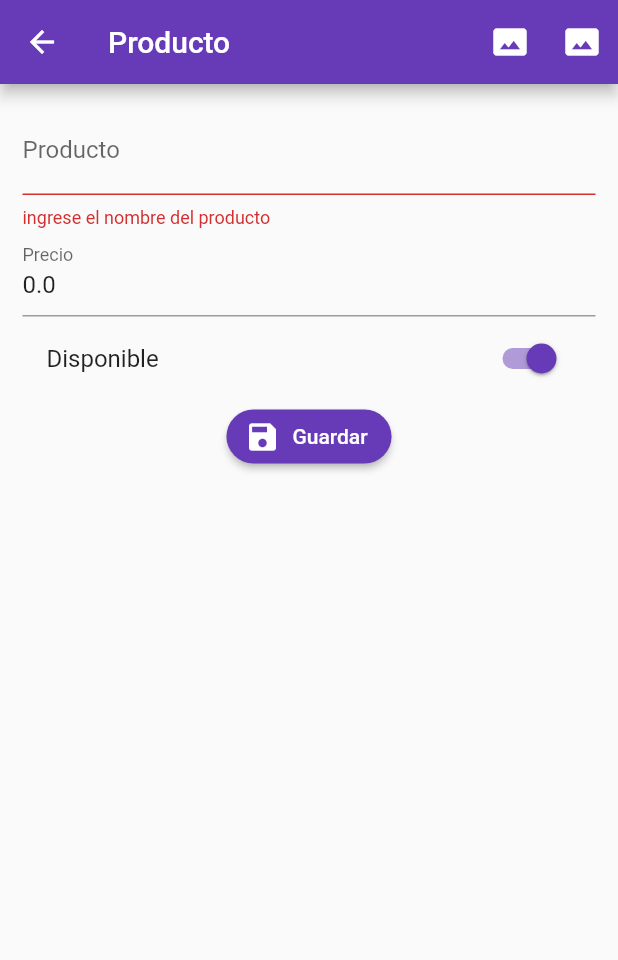
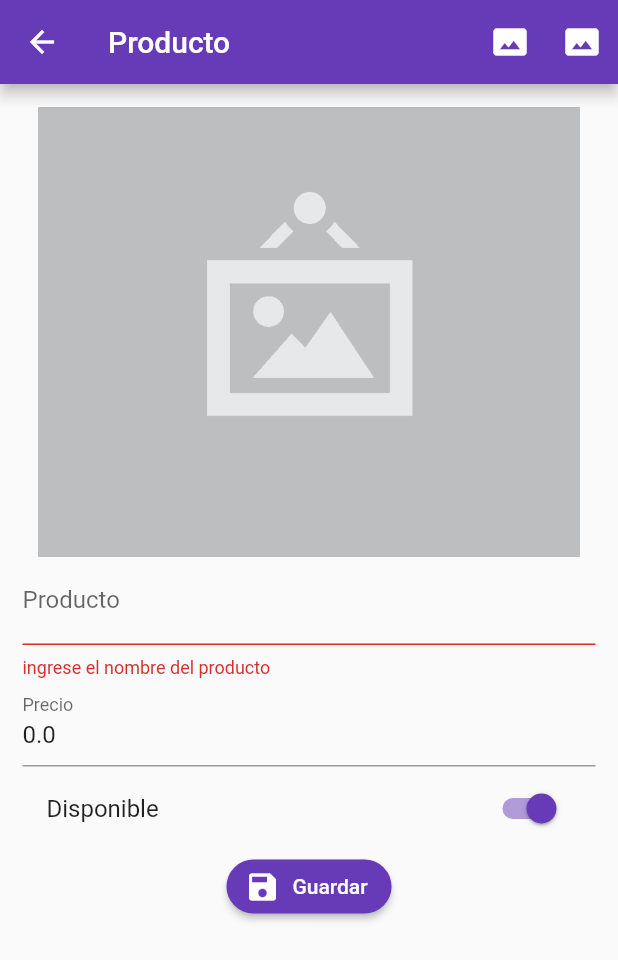
Before and after one commit to tomasrpita/flutter-crud-firebabe, a Flutter app: the ProductPage screen opened by its route, after a tap on "Guardar", after a tap on the "photo size select actual" icon, on a phone screen of 412 x 824 dp. Shown: the top 960 px of the screen. Run offline on Flutter 3.47's test engine with Material 2 defaults, Android fonts, the phone set to English and light mode, and no system bars; our stand-ins replace image_picker, rxdart; network calls fail.

Commit message:
Agrega Seleccionar y Tomar Fotografia)

```diff
--- a/lib/src/models/producto_model.dart
+++ b/lib/src/models/producto_model.dart
@@ -33,7 +33,7 @@ class ProductoModel {
       );
 
   Map<String, dynamic> toJson() => {
-        "id": id,
+        // "id": id,
         "titulo": titulo,
         "valor": valor,
         "disponible": disponible,
--- a/lib/src/pages/produdcto_page.dart
+++ b/lib/src/pages/produdcto_page.dart
@@ -1,7 +1,10 @@
+import 'dart:io';
+
 import 'package:crudfirebase/src/provider/productos_provider.dart';
 import 'package:flutter/material.dart';
 import 'package:crudfirebase/src/models/producto_model.dart';
 import 'package:crudfirebase/src/utils/utils.dart' as utils;
+import 'package:image_picker/image_picker.dart';
 
 class ProductPage extends StatefulWidget {
   @override
@@ -10,9 +13,14 @@ class ProductPage extends StatefulWidget {
 
 class _ProductPageState extends State<ProductPage> {
   final formKey = GlobalKey<FormState>();
+  final scaffoldKey = GlobalKey<ScaffoldState>();
   final productosProvider = new ProductosProvider();
 
   ProductoModel producto = new ProductoModel();
+
+  bool _guardando = false;
+
+  PickedFile foto;
 
   @override
   Widget build(BuildContext context) {
@@ -21,13 +29,16 @@ class _ProductPageState extends State<ProductPage> {
       producto = prodData;
     }
     return Scaffold(
+      key: scaffoldKey,
       appBar: AppBar(
         title: Text('Producto'),
         actions: [
           IconButton(
-              icon: Icon(Icons.photo_size_select_actual), onPressed: () {}),
+              icon: Icon(Icons.photo_size_select_actual),
+              onPressed: () => _procesarImagen(ImageSource.gallery)),
           IconButton(
-              icon: Icon(Icons.photo_size_select_actual), onPressed: () {})
+              icon: Icon(Icons.photo_size_select_actual),
+              onPressed: () => _procesarImagen(ImageSource.camera))
         ],
       ),
       body: SingleChildScrollView(
@@ -37,6 +48,7 @@ class _ProductPageState extends State<ProductPage> {
             key: formKey,
             child: Column(
               children: [
+                _mostrarFoto(),
                 _crearNombre(),
                 _crearPrecio(),
                 _crearDisponible(),
@@ -80,11 +92,22 @@ class _ProductPageState extends State<ProductPage> {
     return RaisedButton.icon(
         shape:
             RoundedRectangleBorder(borderRadius: BorderRadius.circular(20.0)),
-        onPressed: _submit,
+        onPressed: (_guardando) ? null : _submit,
         textColor: Colors.white,
         color: Colors.deepPurple,
         icon: Icon(Icons.save),
         label: Text('Guardar'));
+  }
+
+  Widget _crearDisponible() {
+    return SwitchListTile(
+      value: producto.disponible,
+      title: Text('Disponible'),
+      activeColor: Colors.deepPurple,
+      onChanged: (value) => setState(() {
+        producto.disponible = value;
+      }),
+    );
   }
 
   void _submit() {
@@ -94,24 +117,54 @@ class _ProductPageState extends State<ProductPage> {
     // Todas las instrucciones si es valido
     print('Ok');
     formKey.currentState.save();
-    print(producto.titulo);
-    print(producto.valor);
-    print(producto.disponible);
+    // print(producto.titulo);
+    // print(producto.valor);
+    // print(producto.disponible);
+
     if (producto.id == null) {
       productosProvider.crearProducto(producto);
     } else {
       productosProvider.editarProducto(producto);
     }
+    // setState(() {
+    //   _guardando = true;
+    // });
+    mostrarSnackBar('Producto Guardado');
+    // Navigator.pop(context);
   }
 
-  _crearDisponible() {
-    return SwitchListTile(
-      value: producto.disponible,
-      title: Text('Disponible'),
-      onChanged: (newValue) => setState(() {
-        producto.disponible = newValue;
-      }),
-      activeColor: Colors.deepPurple,
+  void mostrarSnackBar(String mensaje) {
+    final snackbar = SnackBar(
+      content: Text(mensaje),
+      duration: Duration(milliseconds: 1500),
     );
+    _guardando = false;
+    scaffoldKey.currentState.showSnackBar(snackbar);
+  }
+
+  Widget _mostrarFoto() {
+    if (producto.fotoUrl != null) {
+      // TODO: tengo que hacer esto
+      return Container();
+    } else {
+      return Image(
+        // Si la fotografia tiene un path mostrar ese path sino usa el siguiente
+        // valor
+        image: AssetImage(foto?.path ?? 'assets/no-image.png'),
+        height: 300,
+        fit: BoxFit.cover,
+      );
+    }
+  }
+
+  _procesarImagen(ImageSource source) async {
+    final _picker = ImagePicker();
+    foto = await _picker.getImage(source: source);
+
+    if (foto != null) {
+      // limpieza
+    }
+
+    setState(() {});
   }
 }
--- a/pubspec.yaml
+++ b/pubspec.yaml
@@ -30,6 +30,7 @@ dependencies:
   cupertino_icons: ^0.1.3
   rxdart: ^0.24.1
   http:
+  image_picker: ^0.6.7+11
 
 dev_dependencies:
   flutter_test:
@@ -47,7 +48,8 @@ flutter:
   uses-material-design: true
 
   # To add assets to your application, add an assets section, like this:
-  # assets:
+  assets:
+    - assets/
   #   - images/a_dot_burr.jpeg
   #   - images/a_dot_ham.jpeg
 
```
Also changed, not shown: assets/jar-loading.gif (added), assets/no-image.png (added), pubspec.lock, 8 other files.
